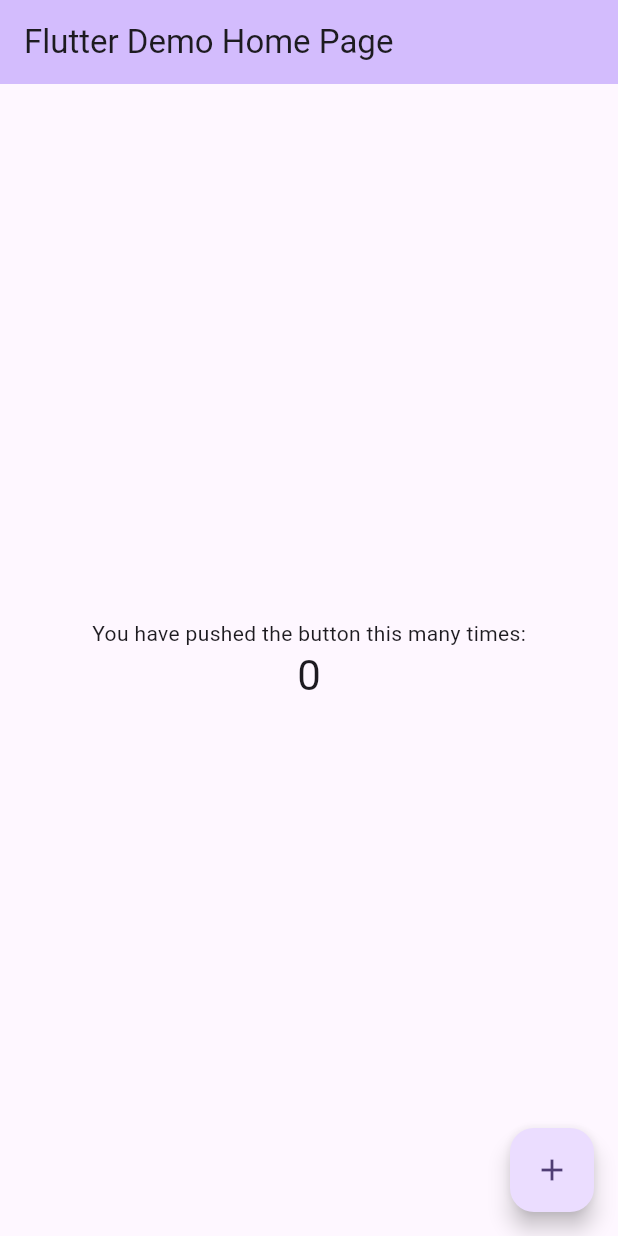
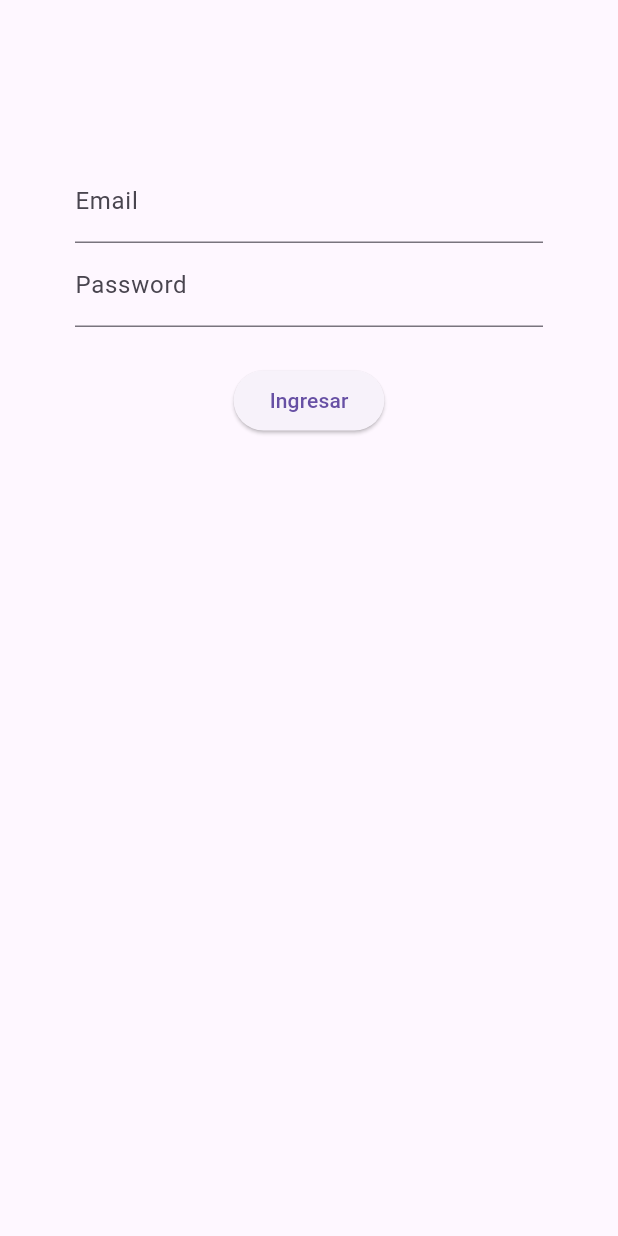
Before and after one commit to dariorq148/LoginMysql, a Flutter app: the screen it shows after launch, on a phone screen of 412 x 824 dp. Run offline on Flutter 3.47's test engine with Material 3 defaults, Android fonts, the phone set to English and light mode, and no system bars; missing offline and left inert: mysql_client; accounts and stored records are empty.

```diff
--- /dev/null
+++ b/lib/ClassUser/ClassUser.dart
@@ -0,0 +1,18 @@
+class User {
+  final int id;
+  final String email;
+  final String password;
+  final String nombre;
+  final String apellidos;
+  final String direccion;
+  final int telefono;
+
+  User(
+      {required this.email,
+      required this.password,
+      required this.nombre,
+      required this.apellidos,
+      required this.direccion,
+      required this.id,
+      required this.telefono});
+}
--- /dev/null
+++ b/lib/Login/loginPage.dart
@@ -0,0 +1,60 @@
+import 'package:flutter/material.dart';
+import 'package:provider/provider.dart';
+import 'package:login/MSQL/LoginController/LoginController.dart';
+class LoginPage extends StatefulWidget {
+  const LoginPage({super.key});
+
+  @override
+  State<LoginPage> createState() => _LoginPageState();
+}
+
+class _LoginPageState extends State<LoginPage> {
+  TextEditingController _email = TextEditingController();
+  TextEditingController _password = TextEditingController();
+  final Logincontroller _loginController = Logincontroller();
+
+  Future<void> _login() async {
+    String email = _email.text;
+    String password = _password.text;
+    bool isLogged = await _loginController.logincontroller(email, password, context);
+
+    if (isLogged) {
+      Navigator.pushNamed(context, '/pageOne');
+    } else {
+      ScaffoldMessenger.of(context).showSnackBar(SnackBar(
+        content: Text('Error al iniciar sesión'),
+        duration: Duration(seconds: 2),
+      ));
+    }
+  }
+
+  @override
+  Widget build(BuildContext context) {
+    return Scaffold(
+      appBar: AppBar(),
+      body: Padding(
+        padding: EdgeInsets.all(50),
+        child: Column(
+          children: [
+            TextField(
+              controller: _email,
+              decoration: InputDecoration(labelText: 'Email'),
+            ),
+            TextField(
+              controller: _password,
+              decoration: InputDecoration(labelText: 'Password'),
+              obscureText: true,
+            ),
+            SizedBox(
+              height: 25,
+            ),
+            ElevatedButton(
+              onPressed: _login,
+              child: Text('Ingresar'),
+            ),
+          ],
+        ),
+      ),
+    );
+  }
+}
--- /dev/null
+++ b/lib/MSQL/LoginController/Loger.dart
@@ -0,0 +1,35 @@
+import 'package:login/MSQL/connection.dart';
+import 'package:mysql_client/mysql_client.dart';
+import 'package:login/ClassUser/ClassUser.dart';
+
+class Loger extends Connection {
+  Future<User?> loger(
+      String email,
+      String password,
+      ) async {
+    MySQLConnection conn = await GetConnection();
+    try {
+      var result = await conn.execute(
+          'SELECT * FROM usuarios WHERE email=:email AND password=:password',
+          {'email': email, 'password': password});
+
+      if (result.rows.isNotEmpty) {
+        var row = result.rows.first;
+        return User(
+          id: int.parse(row.colAt(0)!),
+          email: row.colAt(1)!,
+          password: row.colAt(2)!,
+          nombre: row.colAt(3)!,
+          apellidos: row.colAt(4)!,
+          direccion: row.colAt(5)!,
+          telefono: int.parse(row.colAt(6)!),
+        );
+      }
+    } catch (e) {
+      print(e);
+    } finally {
+      await conn.close();
+    }
+    return null;
+  }
+}
--- /dev/null
+++ b/lib/MSQL/LoginController/LoginController.dart
@@ -0,0 +1,20 @@
+import 'package:flutter/cupertino.dart';
+import 'package:provider/provider.dart';
+import 'package:login/MSQL/LoginController/Loger.dart';
+import 'package:login/Provider/Provider.dart';
+
+class Logincontroller extends Loger {
+  Future<bool> logincontroller(
+      String email, String password, BuildContext context) async {
+    var user = await loger(email, password);
+    if (user != null) {
+      Provider.of<UserProvider>(context, listen: false).setUser(user);
+      Navigator.pushNamed(context, '/pageOne');
+      print('logueo exitoso');
+      return true;
+    } else {
+      print('error al logearte');
+      return false;
+    }
+  }
+}
--- /dev/null
+++ b/lib/Provider/Provider.dart
@@ -0,0 +1,18 @@
+import 'package:flutter/cupertino.dart';
+import 'package:login/ClassUser/ClassUser.dart';
+
+class UserProvider with ChangeNotifier {
+  User? _user;
+
+  User? get user => _user;
+
+  void setUser(User user) {
+    _user = user;
+    notifyListeners();
+  }
+
+  void clearUser() {
+    _user = null;
+    notifyListeners();
+  }
+}
--- a/lib/main.dart
+++ b/lib/main.dart
@@ -1,125 +1,25 @@
 import 'package:flutter/material.dart';
+import 'package:provider/provider.dart';
+import 'Login/loginPage.dart';
+import 'PagePageOne/PageOne.dart';
+import 'Provider/Provider.dart';
 
 void main() {
-  runApp(const MyApp());
+  runApp(MyApp());
 }
 
 class MyApp extends StatelessWidget {
-  const MyApp({super.key});
-
-  // This widget is the root of your application.
   @override
   Widget build(BuildContext context) {
-    return MaterialApp(
-      title: 'Flutter Demo',
-      theme: ThemeData(
-        // This is the theme of your application.
-        //
-        // TRY THIS: Try running your application with "flutter run". You'll see
-        // the application has a purple toolbar. Then, without quitting the app,
-        // try changing the seedColor in the colorScheme below to Colors.green
-        // and then invoke "hot reload" (save your changes or press the "hot
-        // reload" button in a Flutter-supported IDE, or press "r" if you used
-        // the command line to start the app).
-        //
-        // Notice that the counter didn't reset back to zero; the application
-        // state is not lost during the reload. To reset the state, use hot
-        // restart instead.
-        //
-        // This works for code too, not just values: Most code changes can be
-        // tested with just a hot reload.
-        colorScheme: ColorScheme.fromSeed(seedColor: Colors.deepPurple),
-        useMaterial3: true,
+    return ChangeNotifierProvider(
+      create: (_) => UserProvider(),
+      child: MaterialApp(
+        initialRoute: '/',
+        routes: {
+          '/': (context) => LoginPage(),
+          '/pageOne': (context) => PageOne(),
+        },
       ),
-      home: const MyHomePage(title: 'Flutter Demo Home Page'),
     );
   }
 }
-
-class MyHomePage extends StatefulWidget {
-  const MyHomePage({super.key, required this.title});
-
-  // This widget is the home page of your application. It is stateful, meaning
-  // that it has a State object (defined below) that contains fields that affect
-  // how it looks.
-
-  // This class is the configuration for the state. It holds the values (in this
-  // case the title) provided by the parent (in this case the App widget) and
-  // used by the build method of the State. Fields in a Widget subclass are
-  // always marked "final".
-
-  final String title;
-
-  @override
-  State<MyHomePage> createState() => _MyHomePageState();
-}
-
-class _MyHomePageState extends State<MyHomePage> {
-  int _counter = 0;
-
-  void _incrementCounter() {
-    setState(() {
-      // This call to setState tells the Flutter framework that something has
-      // changed in this State, which causes it to rerun the build method below
-      // so that the display can reflect the updated values. If we changed
-      // _counter without calling setState(), then the build method would not be
-      // called again, and so nothing would appear to happen.
-      _counter++;
-    });
-  }
-
-  @override
-  Widget build(BuildContext context) {
-    // This method is rerun every time setState is called, for instance as done
-    // by the _incrementCounter method above.
-    //
-    // The Flutter framework has been optimized to make rerunning build methods
-    // fast, so that you can just rebuild anything that needs updating rather
-    // than having to individually change instances of widgets.
-    return Scaffold(
-      appBar: AppBar(
-        // TRY THIS: Try changing the color here to a specific color (to
-        // Colors.amber, perhaps?) and trigger a hot reload to see the AppBar
-        // change color while the other colors stay the same.
-        backgroundColor: Theme.of(context).colorScheme.inversePrimary,
-        // Here we take the value from the MyHomePage object that was created by
-        // the App.build method, and use it to set our appbar title.
-        title: Text(widget.title),
-      ),
-      body: Center(
-        // Center is a layout widget. It takes a single child and positions it
-        // in the middle of the parent.
-        child: Column(
-          // Column is also a layout widget. It takes a list of children and
-          // arranges them vertically. By default, it sizes itself to fit its
-          // children horizontally, and tries to be as tall as its parent.
-          //
-          // Column has various properties to control how it sizes itself and
-          // how it positions its children. Here we use mainAxisAlignment to
-          // center the children vertically; the main axis here is the vertical
-          // axis because Columns are vertical (the cross axis would be
-          // horizontal).
-          //
-          // TRY THIS: Invoke "debug painting" (choose the "Toggle Debug Paint"
-          // action in the IDE, or press "p" in the console), to see the
-          // wireframe for each widget.
-          mainAxisAlignment: MainAxisAlignment.center,
-          children: <Widget>[
-            const Text(
-              'You have pushed the button this many times:',
-            ),
-            Text(
-              '$_counter',
-              style: Theme.of(context).textTheme.headlineMedium,
-            ),
-          ],
-        ),
-      ),
-      floatingActionButton: FloatingActionButton(
-        onPressed: _incrementCounter,
-        tooltip: 'Increment',
-        child: const Icon(Icons.add),
-      ), // This trailing comma makes auto-formatting nicer for build methods.
-    );
-  }
-}
```
Also changed, not shown: lib/MSQL/connection.dart (added, +21 -0 lines), lib/PagePageOne/PageOne.dart (added, +33 -0 lines), pubspec.yaml (+3 -25 lines), lib/MSQL/GetUser/GetUser.dart (added), pubspec.lock.
